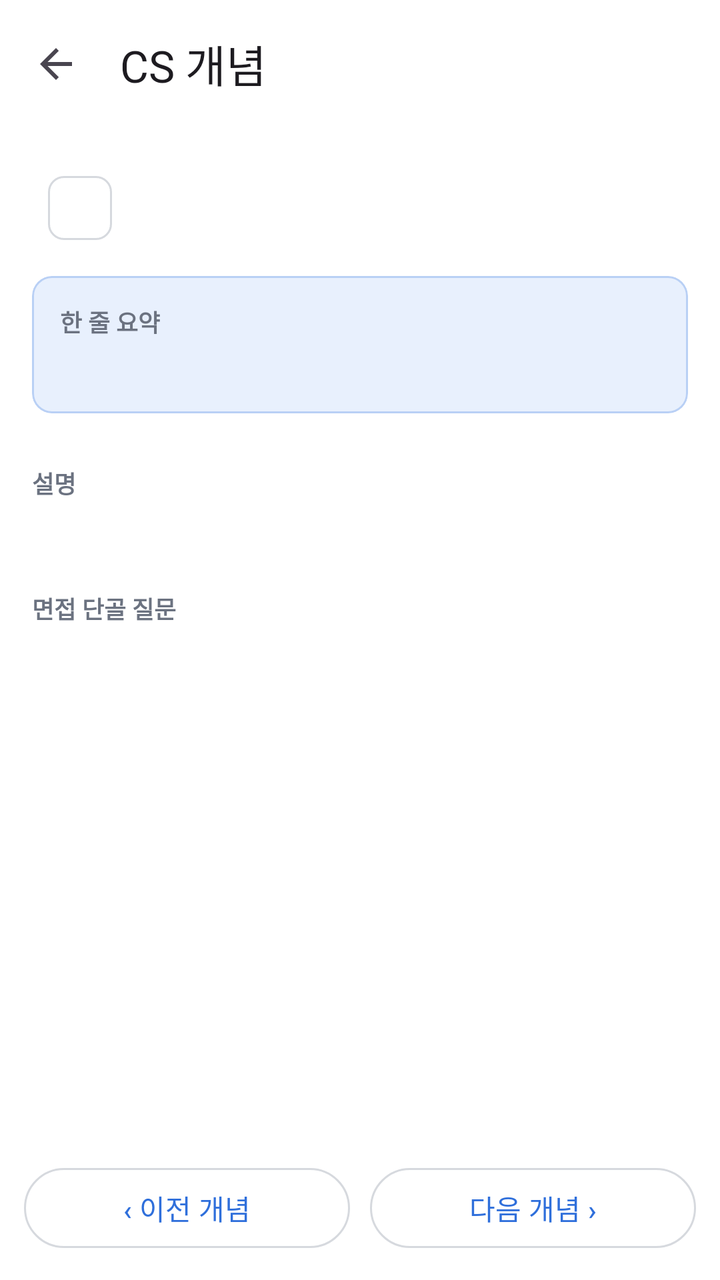
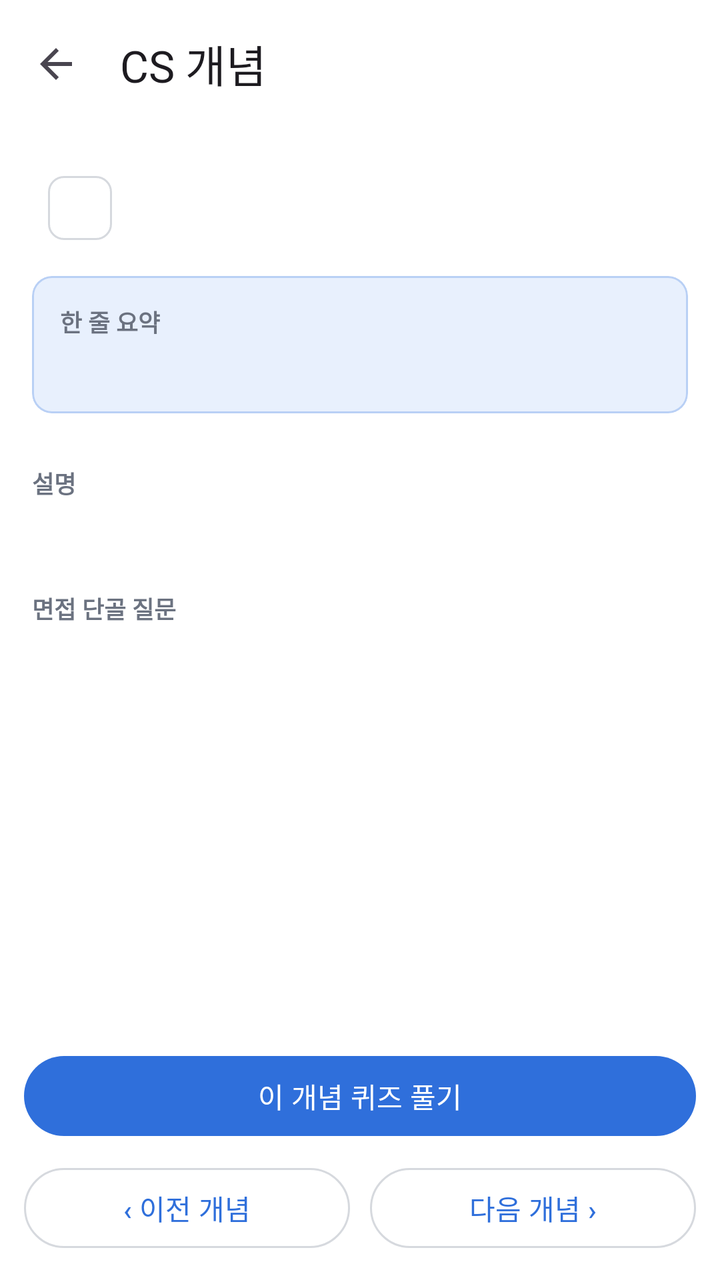

Compare the two renders of this Android layout. The source of the first and the diff that turns it into the second are given below.
<!-- AndroidManifest.xml: application theme Theme.InterviewTrainer -->
<!-- res/layout/activity_concept_detail.xml -->
<?xml version="1.0" encoding="utf-8"?>
<LinearLayout xmlns:android="http://schemas.android.com/apk/res/android"
    xmlns:app="http://schemas.android.com/apk/res-auto"
    xmlns:tools="http://schemas.android.com/tools"
    android:layout_width="match_parent"
    android:layout_height="match_parent"
    android:orientation="vertical"
    tools:context=".concept.ConceptDetailActivity">

    <com.google.android.material.appbar.MaterialToolbar
        android:id="@+id/toolbar"
        android:layout_width="match_parent"
        android:layout_height="?attr/actionBarSize"
        app:navigationIcon="?attr/homeAsUpIndicator"
        app:title="CS 개념" />

    <ScrollView
        android:id="@+id/scroll"
        android:layout_width="match_parent"
        android:layout_height="0dp"
        android:layout_weight="1">

        <LinearLayout
            android:layout_width="match_parent"
            android:layout_height="wrap_content"
            android:divider="@drawable/space_10"
            android:orientation="vertical"
            android:padding="16dp"
            android:showDividers="middle">

            
            <LinearLayout
                android:layout_width="match_parent"
                android:layout_height="wrap_content"
                android:gravity="center_vertical"
                android:orientation="horizontal">

                <com.google.android.material.chip.Chip
                    android:id="@+id/chipCategory"
                    style="@style/Widget.Material3.Chip.Assist"
                    android:layout_width="wrap_content"
                    android:layout_height="wrap_content"
                    android:clickable="false" />

                <TextView
                    android:id="@+id/tvStars"
                    android:layout_width="wrap_content"
                    android:layout_height="wrap_content"
                    android:layout_marginStart="10dp"
                    android:textColor="@color/warn" />

                <TextView
                    android:id="@+id/tvLevelInfo"
                    style="@style/App.Text.Mut"
                    android:layout_width="wrap_content"
                    android:layout_height="wrap_content"
                    android:layout_marginStart="8dp" />
            </LinearLayout>

            
            <com.google.android.material.card.MaterialCardView
                style="@style/App.Card.Accent"
                android:layout_width="match_parent"
                android:layout_height="wrap_content">

                <LinearLayout
                    android:layout_width="match_parent"
                    android:layout_height="wrap_content"
                    android:orientation="vertical"
                    android:padding="14dp">

                    <TextView
                        style="@style/App.Text.Caption"
                        android:layout_width="wrap_content"
                        android:layout_height="wrap_content"
                        android:text="한 줄 요약" />

                    <TextView
                        android:id="@+id/tvSummary"
                        style="@style/App.Text"
                        android:layout_width="match_parent"
                        android:layout_height="wrap_content"
                        android:layout_marginTop="4dp"
                        android:lineSpacingExtra="3dp" />
                </LinearLayout>
            </com.google.android.material.card.MaterialCardView>

            
            <com.google.android.material.chip.ChipGroup
                android:id="@+id/chipKeywords"
                android:layout_width="match_parent"
                android:layout_height="wrap_content" />

            
            <TextView
                style="@style/App.Text.Caption"
                android:layout_width="wrap_content"
                android:layout_height="wrap_content"
                android:layout_marginTop="6dp"
                android:text="설명" />

            <TextView
                android:id="@+id/tvExplanation"
                style="@style/App.Text"
                android:layout_width="match_parent"
                android:layout_height="wrap_content"
                android:lineSpacingExtra="4dp" />

            
            <TextView
                style="@style/App.Text.Caption"
                android:layout_width="wrap_content"
                android:layout_height="wrap_content"
                android:layout_marginTop="6dp"
                android:text="면접 단골 질문" />

            <LinearLayout
                android:id="@+id/llQa"
                android:layout_width="match_parent"
                android:layout_height="wrap_content"
                android:divider="@drawable/space_10"
                android:orientation="vertical"
                android:showDividers="middle" />
        </LinearLayout>
    </ScrollView>

    
    <LinearLayout
        android:layout_width="match_parent"
        android:layout_height="wrap_content"
        android:divider="@drawable/space_10"
        android:orientation="horizontal"
        android:padding="12dp"
        android:showDividers="middle">

        <com.google.android.material.button.MaterialButton
            android:id="@+id/btnPrev"
            style="?attr/materialButtonOutlinedStyle"
            android:layout_width="0dp"
            android:layout_height="wrap_content"
            android:layout_weight="1"
            android:text="‹ 이전 개념" />

        <com.google.android.material.button.MaterialButton
            android:id="@+id/btnNext"
            style="?attr/materialButtonOutlinedStyle"
            android:layout_width="0dp"
            android:layout_height="wrap_content"
            android:layout_weight="1"
            android:text="다음 개념 ›" />
    </LinearLayout>
</LinearLayout>
<!-- resources referenced by this layout -->
<resources>
  <color name="warn">#C77D00</color>
  <!-- drawable space_10 (drawable) -->
  <?xml version="1.0" encoding="utf-8"?>
  <shape xmlns:android="http://schemas.android.com/apk/res/android" android:shape="rectangle">
      <size android:width="10dp" android:height="10dp" />
      <solid android:color="@android:color/transparent" />
  </shape>
  <style name="App.Card.Accent">
          <item name="cardBackgroundColor">@color/accbg</item>
          <item name="strokeColor">@color/accline</item>
      </style>
  <style name="App.Text" parent="">
          <item name="android:textColor">@color/ink</item>
          <item name="android:textSize">14sp</item>
      </style>
  <style name="App.Text.Caption">
          <item name="android:textColor">@color/mut</item>
          <item name="android:textSize">12sp</item>
          <item name="android:textStyle">bold</item>
      </style>
  <style name="App.Text.Mut">
          <item name="android:textColor">@color/mut</item>
          <item name="android:textSize">12sp</item>
      </style>
  <style name="Theme.InterviewTrainer" parent="Base.Theme.InterviewTrainer" />
  <color name="accbg">#E8F0FD</color>
  <color name="accline">#B9D0F5</color>
  <color name="ink">#1F2937</color>
  <color name="mut">#6B7280</color>
  <style name="Base.Theme.InterviewTrainer" parent="Theme.Material3.Light.NoActionBar">
          <item name="colorPrimary">@color/acc</item>
          <item name="colorOnPrimary">@color/white</item>
          <item name="colorPrimaryContainer">@color/accbg</item>
          <item name="colorOnPrimaryContainer">@color/acc</item>
          <item name="colorSecondaryContainer">@color/accbg</item>
          <item name="colorOnSecondaryContainer">@color/acc</item>
          <item name="colorSurface">@color/white</item>
          <item name="colorOnSurface">@color/ink</item>
          <item name="colorOnSurfaceVariant">@color/mut</item>
          <item name="colorOutline">@color/line</item>
          <item name="colorError">@color/bad</item>
          <item name="android:windowBackground">@color/white</item>
      </style>
  <color name="acc">#2F6FDB</color>
  <color name="white">#FFFFFFFF</color>
  <color name="line">#D6D9DE</color>
  <color name="bad">#D64545</color>
</resources>

<!-- the commit's change to res/layout/activity_concept_detail.xml (unified diff, before → after) -->
@@ -126,27 +126,42 @@
 
     
     <LinearLayout
+        android:id="@+id/bottomBar"
         android:layout_width="match_parent"
         android:layout_height="wrap_content"
-        android:divider="@drawable/space_10"
-        android:orientation="horizontal"
-        android:padding="12dp"
-        android:showDividers="middle">
+        android:orientation="vertical"
+        android:padding="12dp">
 
         <com.google.android.material.button.MaterialButton
-            android:id="@+id/btnPrev"
-            style="?attr/materialButtonOutlinedStyle"
-            android:layout_width="0dp"
+            android:id="@+id/btnConceptQuiz"
+            android:layout_width="match_parent"
             android:layout_height="wrap_content"
-            android:layout_weight="1"
-            android:text="‹ 이전 개념" />
+            android:text="이 개념 퀴즈 풀기" />
 
-        <com.google.android.material.button.MaterialButton
-            android:id="@+id/btnNext"
-            style="?attr/materialButtonOutlinedStyle"
-            android:layout_width="0dp"
+        <LinearLayout
+            android:id="@+id/rowNav"
+            android:layout_width="match_parent"
             android:layout_height="wrap_content"
-            android:layout_weight="1"
-            android:text="다음 개념 ›" />
+            android:layout_marginTop="8dp"
+            android:divider="@drawable/space_10"
+            android:orientation="horizontal"
+            android:showDividers="middle">
+
+            <com.google.android.material.button.MaterialButton
+                android:id="@+id/btnPrev"
+                style="?attr/materialButtonOutlinedStyle"
+                android:layout_width="0dp"
+                android:layout_height="wrap_content"
+                android:layout_weight="1"
+                android:text="‹ 이전 개념" />
+
+            <com.google.android.material.button.MaterialButton
+                android:id="@+id/btnNext"
+                style="?attr/materialButtonOutlinedStyle"
+                android:layout_width="0dp"
+                android:layout_height="wrap_content"
+                android:layout_weight="1"
+                android:text="다음 개념 ›" />
+        </LinearLayout>
     </LinearLayout>
 </LinearLayout>
